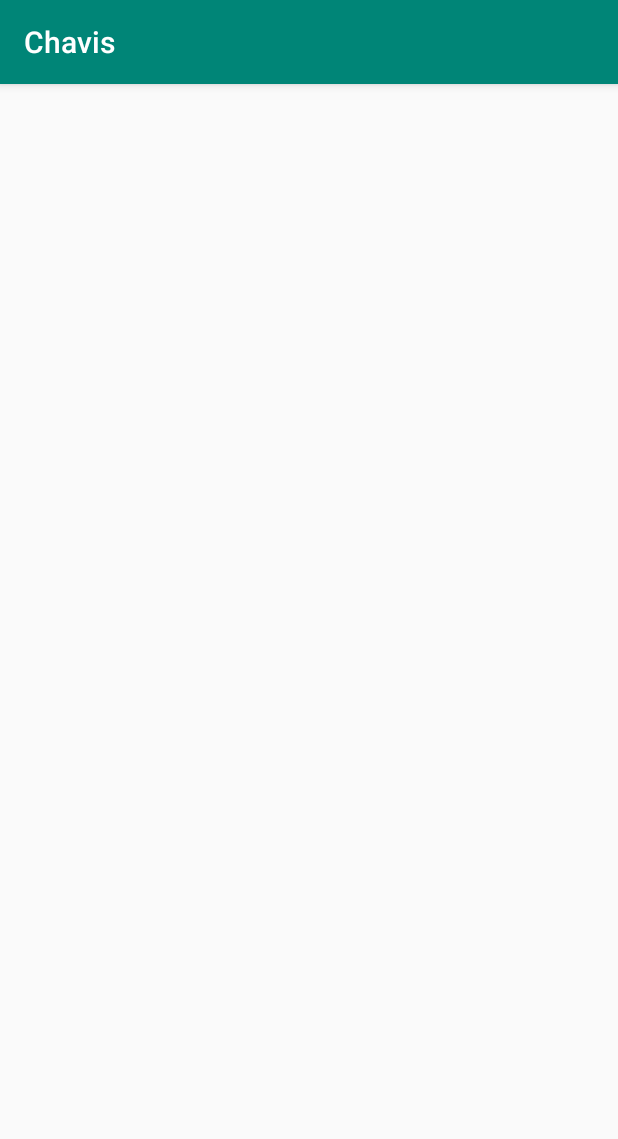
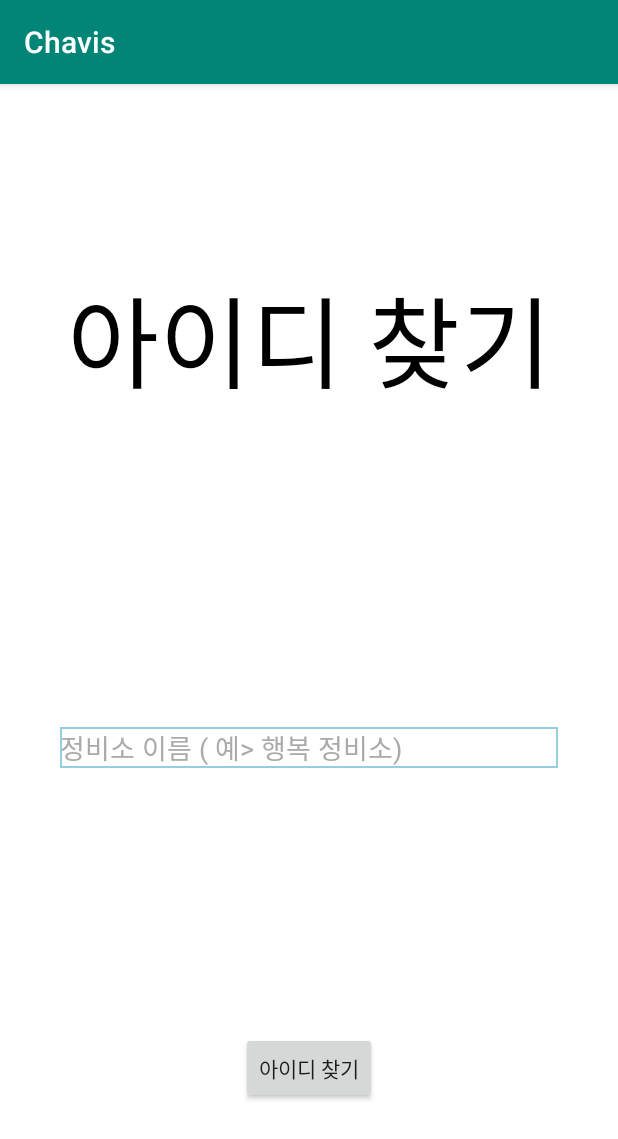
Before and after one commit to Sunaaaa/ChavisBodyShopApplication, an Android app: the FindIDActivity screen opened directly, with no data from a screen before it, on a phone screen of 412 x 824 dp. Shown: the top 1139 px of the screen. Run offline under Robolectric (Android 15) with nearby library versions, the phone set to English and light mode, and no system bars; network calls fail.

Commit message:
add FindPwActivity (비밀번호 찾기) add FindIDActivity (아이디 찾기) add btn.png (스피너 화살표 이미지)

```diff
--- a/app/src/main/res/layout/activity_find_id.xml
+++ b/app/src/main/res/layout/activity_find_id.xml
@@ -1,9 +1,75 @@
 <?xml version="1.0" encoding="utf-8"?>
-<androidx.constraintlayout.widget.ConstraintLayout xmlns:android="http://schemas.android.com/apk/res/android"
-    xmlns:app="http://schemas.android.com/apk/res-auto"
-    xmlns:tools="http://schemas.android.com/tools"
+<LinearLayout xmlns:android="http://schemas.android.com/apk/res/android"
     android:layout_width="match_parent"
     android:layout_height="match_parent"
-    tools:context=".FindIDActivity">
+    android:background="@android:color/white"
+    android:orientation="vertical">
 
-</androidx.constraintlayout.widget.ConstraintLayout>
+    <LinearLayout
+        android:layout_width="match_parent"
+        android:layout_height="wrap_content"
+        android:layout_gravity="center"
+        android:layout_weight="1"
+        android:gravity="center"
+        android:orientation="vertical">
+
+        <LinearLayout
+            android:layout_width="match_parent"
+            android:layout_height="wrap_content"
+            android:layout_gravity="center"
+            android:layout_weight="1"
+            android:gravity="center"
+            android:orientation="vertical">
+
+            <TextView
+                android:layout_width="match_parent"
+                android:layout_height="wrap_content"
+                android:layout_margin="50px"
+                android:layout_marginBottom="50dp"
+                android:fontFamily="@font/listtextbold"
+                android:gravity="center"
+                android:text="아이디 찾기"
+                android:textColor="@android:color/black"
+                android:textSize="100px" />
+        </LinearLayout>
+
+        <LinearLayout
+            android:layout_width="match_parent"
+            android:layout_height="wrap_content"
+            android:layout_gravity="center"
+            android:layout_weight="1"
+            android:gravity="center"
+            android:orientation="vertical">
+
+            <EditText
+                android:id="@+id/fidname"
+                android:layout_width="match_parent"
+                android:layout_height="wrap_content"
+                android:layout_marginLeft="40dp"
+                android:layout_marginRight="40dp"
+                android:background="@drawable/address_taeduri"
+                android:fontFamily="@font/listtext"
+                android:hint="정비소 이름 ( 예> 행복 정비소)"
+                android:textColor="@android:color/black"
+                android:textColorHint="@android:color/darker_gray" />
+
+        </LinearLayout>
+
+        <LinearLayout
+            android:layout_width="match_parent"
+            android:layout_height="wrap_content"
+            android:layout_gravity="center"
+            android:layout_weight="1"
+            android:gravity="center"
+            android:orientation="vertical">
+
+            <Button
+                android:text="아이디 찾기"
+                android:id="@+id/btn_gofid"
+                android:layout_width="wrap_content"
+                android:layout_height="wrap_content" />
+
+        </LinearLayout>
+
+    </LinearLayout>
+</LinearLayout>
--- /dev/null
+++ b/app/src/main/res/layout/view_spinner_item.xml
@@ -0,0 +1,6 @@
+<?xml version="1.0" encoding="utf-8"?>
+<LinearLayout xmlns:android="http://schemas.android.com/apk/res/android"
+    android:orientation="vertical" android:layout_width="match_parent"
+    android:layout_height="match_parent">
+
+</LinearLayout>
```
Also changed, not shown: app/src/main/java/com/example/myapplication/LoginActivity.java (+24 -0 lines), app/src/main/res/layout/activity_find_pw.xml (+5 -6 lines), app/src/main/res/drawable/btn.png (added).
